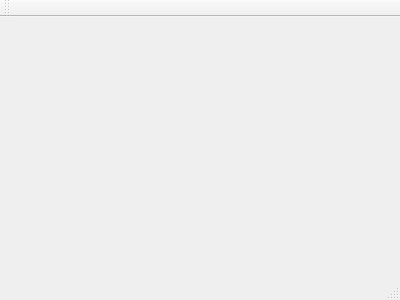
Before: the Qt Designer form multi/mainwindow.ui in sandeep123patel/Tao, drawn with Qt 5.
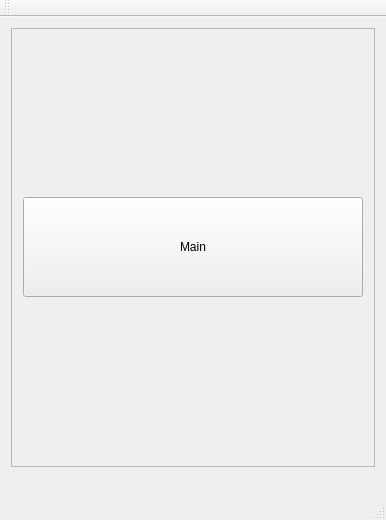
After: the same form once the commit is applied.

The edit to the form file:
```diff
--- a/multi/mainwindow.ui
+++ b/multi/mainwindow.ui
@@ -1,24 +1,93 @@
 <ui version="4.0">
  <class>MainWindow</class>
- <widget class="QMainWindow" name="MainWindow" >
-  <property name="geometry" >
+ <widget class="QMainWindow" name="MainWindow">
+  <property name="geometry">
    <rect>
     <x>0</x>
     <y>0</y>
-    <width>400</width>
-    <height>300</height>
+    <width>386</width>
+    <height>520</height>
    </rect>
   </property>
-  <property name="windowTitle" >
+  <property name="minimumSize">
+   <size>
+    <width>50</width>
+    <height>50</height>
+   </size>
+  </property>
+  <property name="windowTitle">
    <string>MainWindow</string>
   </property>
-  <widget class="QMenuBar" name="menuBar" />
-  <widget class="QToolBar" name="mainToolBar" />
-  <widget class="QWidget" name="centralWidget" />
-  <widget class="QStatusBar" name="statusBar" />
+  <widget class="QWidget" name="centralWidget">
+   <layout class="QGridLayout" name="gridLayout">
+    <item row="1" column="0">
+     <widget class="QLabel" name="Result">
+      <property name="text">
+       <string/>
+      </property>
+     </widget>
+    </item>
+    <item row="0" column="0">
+     <widget class="QScrollArea" name="scrollArea">
+      <property name="widgetResizable">
+       <bool>true</bool>
+      </property>
+      <widget class="QWidget" name="scrollAreaWidgetContents">
+       <property name="geometry">
+        <rect>
+         <x>0</x>
+         <y>0</y>
+         <width>366</width>
+         <height>416</height>
+        </rect>
+       </property>
+       <layout class="QGridLayout" name="gridLayout_2">
+        <item row="0" column="0">
+         <widget class="QPushButton" name="pushButton">
+          <property name="minimumSize">
+           <size>
+            <width>100</width>
+            <height>100</height>
+           </size>
+          </property>
+          <property name="toolTip">
+           <string>&lt;html&gt;&lt;head/&gt;&lt;body&gt;&lt;p&gt;vccccccccccccc&lt;/p&gt;&lt;/body&gt;&lt;/html&gt;</string>
+          </property>
+          <property name="autoFillBackground">
+           <bool>true</bool>
+          </property>
+          <property name="text">
+           <string>Main</string>
+          </property>
+         </widget>
+        </item>
+       </layout>
+      </widget>
+     </widget>
+    </item>
+   </layout>
+  </widget>
+  <widget class="QMenuBar" name="menuBar">
+   <property name="geometry">
+    <rect>
+     <x>0</x>
+     <y>0</y>
+     <width>386</width>
+     <height>22</height>
+    </rect>
+   </property>
+  </widget>
+  <widget class="QToolBar" name="mainToolBar">
+   <attribute name="toolBarArea">
+    <enum>TopToolBarArea</enum>
+   </attribute>
+   <attribute name="toolBarBreak">
+    <bool>false</bool>
+   </attribute>
+  </widget>
+  <widget class="QStatusBar" name="statusBar"/>
  </widget>
- <layoutDefault spacing="6" margin="11" />
- <pixmapfunction></pixmapfunction>
+ <layoutdefault spacing="6" margin="11"/>
  <resources/>
  <connections/>
 </ui>
```
Left out of the diff: 1 changed line with no effect on the pictures.
